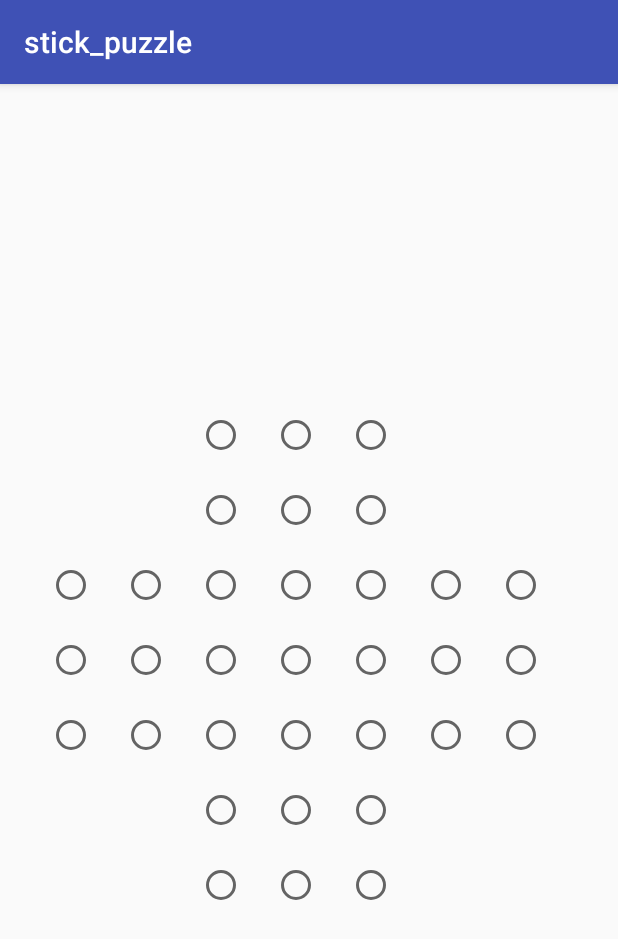
After one commit to hideBBBtec/tannenntei_applications, an Android app: the Main2Activity screen opened directly, with no data from a screen before it, on a phone screen of 412 x 824 dp. The commit adds this screen. Shown: the top 939 px of the screen. Run offline under Robolectric (Android 15) with nearby library versions, the phone set to English and light mode, and no system bars.

Commit message:
set radio button

```diff
--- a/stick_app/app/src/main/AndroidManifest.xml
+++ b/stick_app/app/src/main/AndroidManifest.xml
@@ -16,6 +16,7 @@
                 <category android:name="android.intent.category.LAUNCHER" />
             </intent-filter>
         </activity>
+        <activity android:name=".Main2Activity"></activity>
     </application>
 
 </manifest>
--- /dev/null
+++ b/stick_app/app/src/main/java/com/puzzle/stick_puzzle/Main2Activity.kt
@@ -0,0 +1,22 @@
+package com.puzzle.stick_puzzle
+
+import android.support.v7.app.AppCompatActivity
+import android.os.Bundle
+import android.view.MotionEvent
+
+class Main2Activity : AppCompatActivity() {
+
+    override fun onCreate(savedInstanceState: Bundle?) {
+        super.onCreate(savedInstanceState)
+        setContentView(R.layout.activity_main2)
+
+
+
+
+    }
+
+
+    override fun onTouchEvent(event: MotionEvent) :Boolean {
+        return super.onTouchEvent(event)
+    }
+}
--- a/stick_app/app/src/main/java/com/puzzle/stick_puzzle/MainActivity.kt
+++ b/stick_app/app/src/main/java/com/puzzle/stick_puzzle/MainActivity.kt
@@ -1,12 +1,24 @@
 package com.puzzle.stick_puzzle
 
+import android.content.Intent
 import android.support.v7.app.AppCompatActivity
 import android.os.Bundle
+import android.widget.TextView
+import kotlinx.android.synthetic.main.activity_main.*
 
 class MainActivity : AppCompatActivity() {
 
     override fun onCreate(savedInstanceState: Bundle?) {
         super.onCreate(savedInstanceState)
         setContentView(R.layout.activity_main)
+
+        var mytext: TextView = findViewById(R.id.mytext)
+        mytext.text = "軽井沢で見つけた%n難しいパズル".format()
+
+        button.setOnClickListener {
+            val intent = Intent(this, Main2Activity::class.java)
+            startActivity(intent)
+        }
+
     }
 }
--- a/stick_app/app/src/main/res/layout/activity_main.xml
+++ b/stick_app/app/src/main/res/layout/activity_main.xml
@@ -7,12 +7,35 @@
     tools:context="com.puzzle.stick_puzzle.MainActivity">
 
     <TextView
+        android:id="@+id/mytext"
+        android:layout_width="wrap_content"
+        android:layout_height="94dp"
+        android:layout_marginTop="8dp"
+        android:text=""
+        android:textAlignment="center"
+        android:textSize="30sp"
+        android:textStyle="bold"
+        app:layout_constraintBottom_toBottomOf="parent"
+        app:layout_constraintHorizontal_bias="0.498"
+        app:layout_constraintLeft_toLeftOf="parent"
+        app:layout_constraintRight_toRightOf="parent"
+        app:layout_constraintTop_toTopOf="parent"
+        app:layout_constraintVertical_bias="0.111" />
+
+    <Button
+        android:id="@+id/button"
         android:layout_width="wrap_content"
         android:layout_height="wrap_content"
-        android:text="Hello World!"
+        android:layout_marginBottom="8dp"
+        android:layout_marginEnd="8dp"
+        android:layout_marginStart="8dp"
+        android:layout_marginTop="8dp"
+        android:text="Start"
         app:layout_constraintBottom_toBottomOf="parent"
-        app:layout_constraintLeft_toLeftOf="parent"
-        app:layout_constraintRight_toRightOf="parent"
-        app:layout_constraintTop_toTopOf="parent" />
+        app:layout_constraintEnd_toEndOf="parent"
+        app:layout_constraintHorizontal_bias="0.498"
+        app:layout_constraintStart_toStartOf="parent"
+        app:layout_constraintTop_toBottomOf="@+id/mytext"
+        app:layout_constraintVertical_bias="0.24" />
 
 </android.support.constraint.ConstraintLayout>
--- /dev/null
+++ b/stick_app/app/src/main/res/layout/activity_main2.xml
@@ -0,0 +1,300 @@
+<?xml version="1.0" encoding="utf-8"?>
+<android.support.constraint.ConstraintLayout xmlns:android="http://schemas.android.com/apk/res/android"
+    xmlns:app="http://schemas.android.com/apk/res-auto"
+    xmlns:tools="http://schemas.android.com/tools"
+    android:layout_width="match_parent"
+    android:layout_height="match_parent"
+    tools:context="com.puzzle.stick_puzzle.Main2Activity">
+
+
+    <TableLayout
+        android:layout_width="wrap_content"
+        android:layout_height="wrap_content"
+        android:layout_marginBottom="8dp"
+        android:layout_marginEnd="8dp"
+        android:layout_marginStart="8dp"
+        android:layout_marginTop="8dp"
+        app:layout_constraintBottom_toBottomOf="parent"
+        app:layout_constraintEnd_toEndOf="parent"
+        app:layout_constraintStart_toStartOf="parent"
+        app:layout_constraintTop_toTopOf="parent">
+
+        <TableRow
+            android:layout_width="match_parent"
+            android:layout_height="match_parent"
+            android:gravity="center_horizontal">
+
+            <RadioButton
+                android:id="@+id/radioButton0"
+                android:layout_width="50dp"
+                android:layout_height="50dp"
+                tools:layout_editor_absoluteX="150dp"
+                tools:layout_editor_absoluteY="16dp" />
+
+            <RadioButton
+                android:id="@+id/radioButton1"
+                android:layout_width="50dp"
+                android:layout_height="50dp"
+                tools:layout_editor_absoluteX="65dp"
+                tools:layout_editor_absoluteY="16dp" />
+
+            <RadioButton
+                android:id="@+id/radioButton2"
+                android:layout_width="50dp"
+                android:layout_height="50dp"
+                tools:layout_editor_absoluteX="150dp"
+                tools:layout_editor_absoluteY="16dp" />
+        </TableRow>
+
+        <TableRow
+            android:layout_width="match_parent"
+            android:layout_height="match_parent"
+            android:gravity="center_horizontal">
+
+            <RadioButton
+                android:id="@+id/radioButton3"
+                android:layout_width="50dp"
+                android:layout_height="50dp"
+                tools:layout_editor_absoluteX="150dp"
+                tools:layout_editor_absoluteY="16dp" />
+
+            <RadioButton
+                android:id="@+id/radioButton4"
+                android:layout_width="50dp"
+                android:layout_height="50dp"
+                tools:layout_editor_absoluteX="150dp"
+                tools:layout_editor_absoluteY="16dp" />
+
+            <RadioButton
+                android:id="@+id/radioButton5"
+                android:layout_width="50dp"
+                android:layout_height="50dp"
+                tools:layout_editor_absoluteX="150dp"
+                tools:layout_editor_absoluteY="16dp" />
+
+        </TableRow>
+
+
+        <TableRow
+            android:layout_width="match_parent"
+            android:layout_height="match_parent"
+            android:gravity="center_horizontal">
+
+            <RadioButton
+                android:id="@+id/radioButton6"
+                android:layout_width="50dp"
+                android:layout_height="50dp"
+                tools:layout_editor_absoluteX="150dp"
+                tools:layout_editor_absoluteY="16dp" />
+
+            <RadioButton
+                android:id="@+id/radioButton7"
+                android:layout_width="50dp"
+                android:layout_height="50dp"
+                tools:layout_editor_absoluteX="150dp"
+                tools:layout_editor_absoluteY="16dp" />
+
+            <RadioButton
+                android:id="@+id/radioButton8"
+                android:layout_width="50dp"
+                android:layout_height="50dp"
+                tools:layout_editor_absoluteX="150dp"
+                tools:layout_editor_absoluteY="16dp" />
+
+            <RadioButton
+                android:id="@+id/radioButton9"
+                android:layout_width="50dp"
+                android:layout_height="50dp"
+                tools:layout_editor_absoluteX="150dp"
+                tools:layout_editor_absoluteY="16dp" />
+
+            <RadioButton
+                android:id="@+id/radioButton10"
+                android:layout_width="50dp"
+                android:layout_height="50dp"
+                tools:layout_editor_absoluteX="150dp"
+                tools:layout_editor_absoluteY="16dp" />
+
+            <RadioButton
+                android:id="@+id/radioButton11"
+                android:layout_width="50dp"
+                android:layout_height="50dp"
+                tools:layout_editor_absoluteX="150dp"
+                tools:layout_editor_absoluteY="16dp" />
+
+            <RadioButton
+                android:id="@+id/radioButton12"
+                android:layout_width="50dp"
+                android:layout_height="50dp"
+                tools:layout_editor_absoluteX="150dp"
+                tools:layout_editor_absoluteY="16dp" />
+        </TableRow>
+
+        <TableRow
+            android:layout_width="match_parent"
+            android:layout_height="match_parent"
+            android:gravity="center_horizontal">
+
+            <RadioButton
+                android:id="@+id/radioButton13"
+                android:layout_width="50dp"
+                android:layout_height="50dp"
+                tools:layout_editor_absoluteX="150dp"
+                tools:layout_editor_absoluteY="16dp" />
+
+            <RadioButton
+                android:id="@+id/radioButton14"
+                android:layout_width="50dp"
+                android:layout_height="50dp"
+                tools:layout_editor_absoluteX="150dp"
+                tools:layout_editor_absoluteY="16dp" />
+
+            <RadioButton
+                android:id="@+id/radioButton15"
+                android:layout_width="50dp"
+                android:layout_height="50dp"
+                tools:layout_editor_absoluteX="150dp"
+                tools:layout_editor_absoluteY="16dp" />
+
+            <RadioButton
+                android:id="@+id/radioButton16"
+                android:layout_width="50dp"
+                android:layout_height="50dp"
+                tools:layout_editor_absoluteX="150dp"
+                tools:layout_editor_absoluteY="16dp" />
+
+            <RadioButton
+                android:id="@+id/radioButton17"
+                android:layout_width="50dp"
+                android:layout_height="50dp"
+                tools:layout_editor_absoluteX="150dp"
+                tools:layout_editor_absoluteY="16dp" />
+
+            <RadioButton
+                android:id="@+id/radioButton18"
+                android:layout_width="50dp"
+                android:layout_height="50dp"
+                tools:layout_editor_absoluteX="150dp"
+                tools:layout_editor_absoluteY="16dp" />
+
+            <RadioButton
+                android:id="@+id/radioButton19"
+                android:layout_width="50dp"
+                android:layout_height="50dp"
+                tools:layout_editor_absoluteX="150dp"
+                tools:layout_editor_absoluteY="16dp" />
+        </TableRow>
+
+        <TableRow
+            android:layout_width="match_parent"
+            android:layout_height="match_parent"
+            android:gravity="center_horizontal">
+
+            <RadioButton
+                android:id="@+id/radioButton20"
+                android:layout_width="50dp"
+                android:layout_height="50dp"
+                tools:layout_editor_absoluteX="150dp"
+                tools:layout_editor_absoluteY="16dp" />
+
+            <RadioButton
+                android:id="@+id/radioButton21"
+                android:layout_width="50dp"
+                android:layout_height="50dp"
+                tools:layout_editor_absoluteX="150dp"
+                tools:layout_editor_absoluteY="16dp" />
+
+            <RadioButton
+                android:id="@+id/radioButton22"
+                android:layout_width="50dp"
+                android:layout_height="50dp"
+                tools:layout_editor_absoluteX="150dp"
+                tools:layout_editor_absoluteY="16dp" />
+
+            <RadioButton
+                android:id="@+id/radioButton23"
+                android:layout_width="50dp"
+                android:layout_height="50dp"
+                tools:layout_editor_absoluteX="150dp"
+                tools:layout_editor_absoluteY="16dp" />
+
+            <RadioButton
+                android:id="@+id/radioButton24"
+                android:layout_width="50dp"
+                android:layout_height="50dp"
+                tools:layout_editor_absoluteX="150dp"
+                tools:layout_editor_absoluteY="16dp" />
+
+            <RadioButton
+                android:id="@+id/radioButton25"
+                android:layout_width="50dp"
+                android:layout_height="50dp"
+                tools:layout_editor_absoluteX="150dp"
+                tools:layout_editor_absoluteY="16dp" />
+
+            <RadioButton
+                android:id="@+id/radioButton26"
+                android:layout_width="50dp"
+                android:layout_height="50dp"
+                tools:layout_editor_absoluteX="150dp"
+                tools:layout_editor_absoluteY="16dp" />
+        </TableRow>
+
+        <TableRow
+            android:layout_width="match_parent"
+            android:layout_height="match_parent"
+            android:gravity="center_horizontal">
+
+            <RadioButton
+                android:id="@+id/radioButton27"
+                android:layout_width="50dp"
+                android:layout_height="50dp"
+                tools:layout_editor_absoluteX="150dp"
+                tools:layout_editor_absoluteY="16dp" />
+
+            <RadioButton
+                android:id="@+id/radioButton28"
+                android:layout_width="50dp"
+                android:layout_height="50dp"
+                tools:layout_editor_absoluteX="150dp"
+                tools:layout_editor_absoluteY="16dp" />
+
+            <RadioButton
+                android:id="@+id/radioButton29"
+                android:layout_width="50dp"
+                android:layout_height="50dp"
+                tools:layout_editor_absoluteX="150dp"
+                tools:layout_editor_absoluteY="16dp" />
+        </TableRow>
+
+        <TableRow
+            android:layout_width="match_parent"
+            android:layout_height="match_parent"
+            android:gravity="center_horizontal">
+
+            <RadioButton
+                android:id="@+id/radioButton30"
+                android:layout_width="50dp"
+                android:layout_height="50dp"
+                tools:layout_editor_absoluteX="150dp"
+                tools:layout_editor_absoluteY="16dp" />
+
+            <RadioButton
+                android:id="@+id/radioButton31"
+                android:layout_width="50dp"
+                android:layout_height="50dp"
+                tools:layout_editor_absoluteX="150dp"
+                tools:layout_editor_absoluteY="16dp" />
+
+            <RadioButton
+                android:id="@+id/radioButton32"
+                android:layout_width="50dp"
+                android:layout_height="50dp"
+                tools:layout_editor_absoluteX="150dp"
+                tools:layout_editor_absoluteY="16dp" />
+        </TableRow>
+
+    </TableLayout>
+
+
+</android.support.constraint.ConstraintLayout>
```
Also changed, not shown: stick_app/app/build.gradle (+4 -4 lines).
